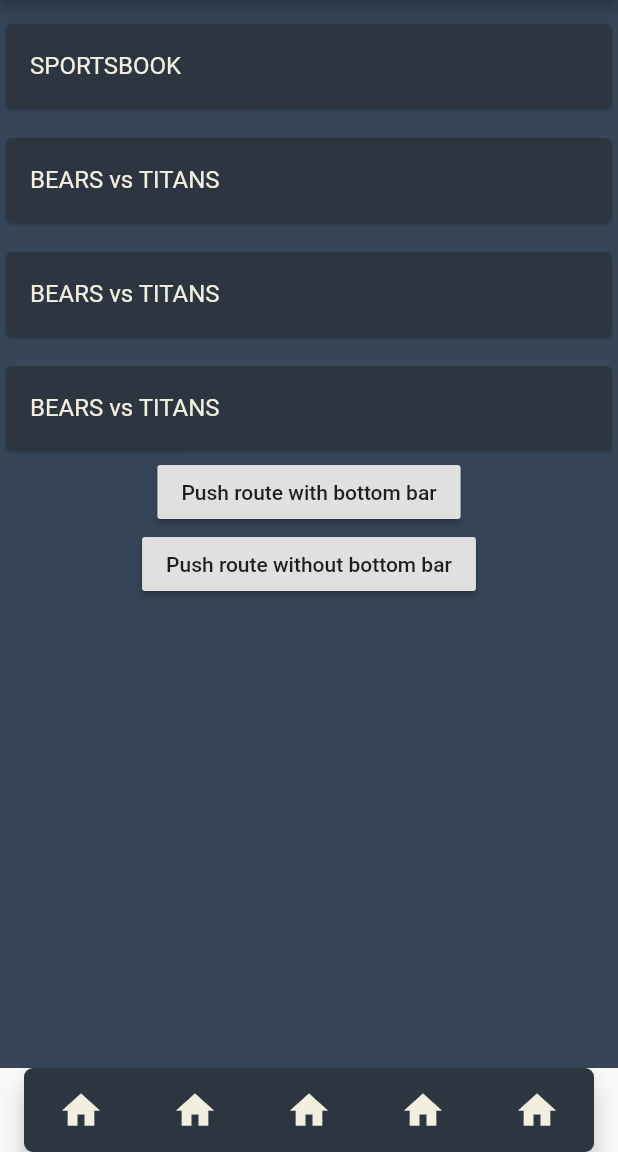
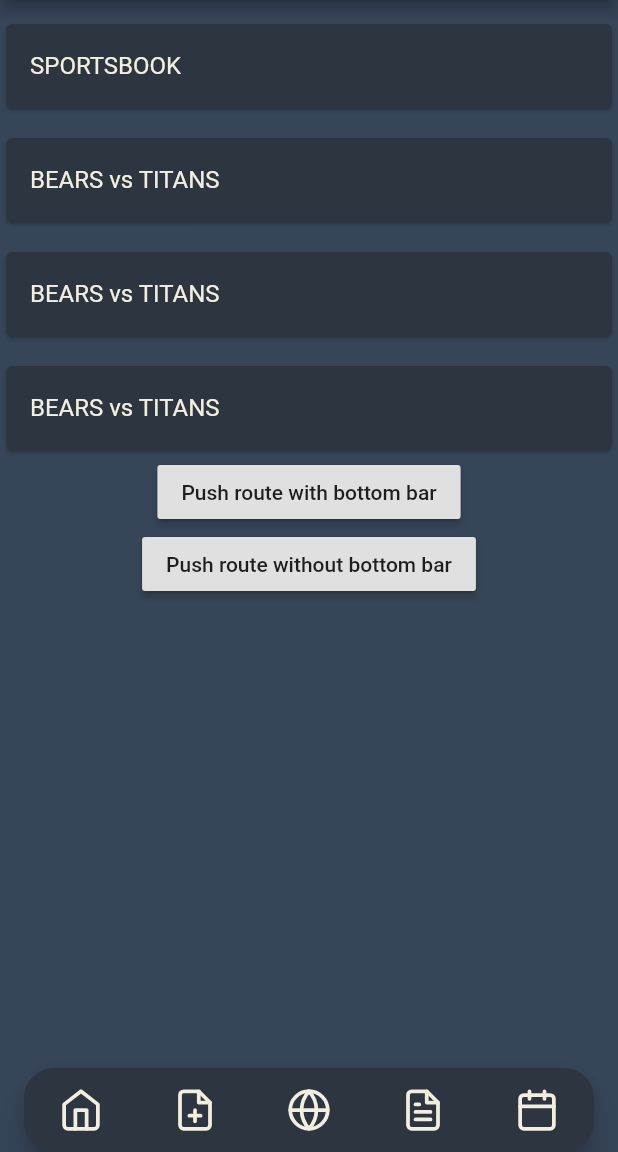
Before and after one commit to tedtop/vegas_lit_mvp_1, a Flutter app: the Root screen opened by its route, on a phone screen of 412 x 824 dp, the part 84-1236 px from its top. Run offline on Flutter 3.47's test engine with Material 2 defaults, Android fonts, the phone set to English and light mode, and no system bars; drawn by our look-alikes of custom_navigation_bar; our stand-ins replace auto_route, flutter_bloc, flutter_icons.

Commit message:
Custom nav bar with bloc

```diff
--- /dev/null
+++ b/lib/bloc/navigation_bloc.dart
@@ -0,0 +1,70 @@
+import 'package:auto_route/auto_route.dart';
+import 'package:flutter_icons/flutter_icons.dart';
+import 'package:vegas_lit/models/tab.dart';
+import 'package:vegas_lit/router/router.dart';
+import 'package:flutter_bloc/flutter_bloc.dart';
+
+class NavigationBloc extends Bloc<int, int> {
+  NavigationBloc() : super(NavigationTabs.first);
+
+  @override
+  Stream<int> mapEventToState(int event) async* {
+    yield event;
+  }
+
+  final tabs = const <NavigationTab>[
+    NavigationTab(
+      name: 'Sportsbook',
+      icon: Feather.home,
+      initialRoute: Routes.sportsbook,
+    ),
+    NavigationTab(
+      name: 'Bet Slip',
+      icon: Feather.file_plus,
+      initialRoute: Routes.betSlip,
+    ),
+    NavigationTab(
+      name: 'Leaderboard',
+      icon: Feather.globe,
+      initialRoute: Routes.leaderboard,
+    ),
+    NavigationTab(
+      name: 'Open Bets',
+      icon: Feather.file_text,
+      initialRoute: Routes.openBets,
+    ),
+    NavigationTab(
+      name: 'Bet History',
+      icon: Feather.calendar,
+      initialRoute: Routes.betHistory,
+    ),
+  ];
+
+  Future<bool> onWillPop() async {
+    final currentNavigatorState = ExtendedNavigator.named(tabs[state].name);
+
+    if (currentNavigatorState.canPop()) {
+      currentNavigatorState.pop();
+    } else {
+      if (state == NavigationTabs.first) {
+        return true;
+      } else {
+        add(NavigationTabs.first);
+      }
+    }
+
+    return false;
+  }
+}
+
+class NavigationTabs {
+  /// Default constructor is private because this class will be only used for
+  /// static fields and you should not instantiate it.
+  NavigationTabs._();
+
+  static const first = 1;
+  static const second = 2;
+  static const third = 3;
+  static const fourth = 4;
+  static const fifth = 5;
+}
--- a/lib/models/screen.dart
+++ /dev/null
@@ -1,32 +0,0 @@
-import 'package:flutter/material.dart';
-
-/// [Screen] holds all information required to build screen.
-class Screen {
-  /// String title used inside bottom navigation bar items
-  final String title;
-
-  /// Screen content
-  final Widget child;
-
-  /// Route generator for this screen's inner [Navigator]
-  final RouteFactory onGenerateRoute;
-
-  /// Initial route needs to be handled in [onGenerateRoute] implementation
-  final String initialRoute;
-
-  /// Navigator state for this screen
-  final GlobalKey<NavigatorState> navigatorState;
-
-  /// (Optional) Scroll controller for manipulating scroll views from
-  /// [NavigationProvider].
-  final ScrollController scrollController;
-
-  Screen({
-    @required this.title,
-    @required this.child,
-    @required this.onGenerateRoute,
-    @required this.initialRoute,
-    @required this.navigatorState,
-    this.scrollController,
-  });
-}
--- /dev/null
+++ b/lib/models/tab.dart
@@ -0,0 +1,14 @@
+import 'package:flutter/material.dart';
+
+@immutable
+class NavigationTab {
+  const NavigationTab({
+    this.name,
+    this.icon,
+    this.initialRoute,
+  });
+
+  final String name;
+  final IconData icon;
+  final String initialRoute;
+}
--- a/lib/providers/navigation_provider.dart
+++ /dev/null
@@ -1,132 +0,0 @@
-import 'package:flutter/material.dart';
-import 'package:provider/provider.dart';
-import 'package:vegas_lit/screens/bet_history/bet_history.dart';
-import 'package:vegas_lit/screens/bet_slip/bet_slip.dart';
-import 'package:vegas_lit/screens/leaderboard/leaderboard.dart';
-import 'package:vegas_lit/screens/open_bets/open_bets.dart';
-import 'package:vegas_lit/screens/root.dart';
-import 'package:vegas_lit/screens/sportsbook/sportsbook.dart';
-import 'package:vegas_lit/models/screen.dart';
-
-class NavigationProvider extends ChangeNotifier {
-  int _currentScreenIndex = FIFTH_SCREEN;
-  int get currentTabIndex => _currentScreenIndex;
-  List<Screen> get screens => _screens.values.toList();
-  Screen get currentScreen => _screens[_currentScreenIndex];
-
-  static const FIRST_SCREEN = 0;
-  static const SECOND_SCREEN = 1;
-  static const THIRD_SCREEN = 2;
-  static const FOURTH_SCREEN = 3;
-  static const FIFTH_SCREEN = 4;
-
-  final Map<int, Screen> _screens = {
-    FIRST_SCREEN: Screen(
-      title: 'Sportsbook',
-      child: Sportsbook(),
-      initialRoute: Sportsbook.route,
-      navigatorState: GlobalKey<NavigatorState>(),
-      onGenerateRoute: (settings) {
-        switch (settings.name) {
-          case BetSlip.route:
-            return MaterialPageRoute(builder: (_) => BetSlip());
-          default:
-            return MaterialPageRoute(builder: (_) => Sportsbook());
-        }
-      },
-      scrollController: ScrollController(),
-    ),
-    SECOND_SCREEN: Screen(
-      title: 'Bet Slip',
-      child: BetSlip(),
-      initialRoute: BetSlip.route,
-      navigatorState: GlobalKey<NavigatorState>(),
-      onGenerateRoute: (settings) {
-        switch (settings.name) {
-          default:
-            return MaterialPageRoute(builder: (_) => BetSlip());
-        }
-      },
-      scrollController: ScrollController(),
-    ),
-    THIRD_SCREEN: Screen(
-      title: 'Leaderboard',
-      child: Leaderboard(),
-      initialRoute: Leaderboard.route,
-      navigatorState: GlobalKey<NavigatorState>(),
-      onGenerateRoute: (settings) {
-        switch (settings.name) {
-          default:
-            return MaterialPageRoute(builder: (_) => Leaderboard());
-        }
-      },
-      scrollController: ScrollController(),
-    ),
-    FOURTH_SCREEN: Screen(
-      title: 'Open Bets',
-      child: OpenBets(),
-      initialRoute: OpenBets.route,
-      navigatorState: GlobalKey<NavigatorState>(),
-      onGenerateRoute: (settings) {
-        switch (settings.name) {
-          default:
-            return MaterialPageRoute(builder: (_) => OpenBets());
-        }
-      },
-      scrollController: ScrollController(),
-    ),
-    FIFTH_SCREEN: Screen(
-      title: 'Bet History',
-      child: BetHistory(),
-      initialRoute: BetHistory.route,
-      navigatorState: GlobalKey<NavigatorState>(),
-      onGenerateRoute: (settings) {
-        switch (settings.name) {
-          default:
-            return MaterialPageRoute(builder: (_) => BetHistory());
-        }
-      },
-      scrollController: ScrollController(),
-    ),
-  };
-
-  void setTab(int tab) {
-    if (tab == currentTabIndex) {
-      // TODO: Scroll to start.
-    } else {
-      _currentScreenIndex = tab;
-      notifyListeners();
-    }
-  }
-
-  // Handle Android back buttom
-  static NavigationProvider of(BuildContext context) =>
-      Provider.of<NavigationProvider>(context, listen: false);
-
-  Future<bool> onWillPop() async {
-    final currentNavigatorState = currentScreen.navigatorState.currentState;
-
-    if (currentNavigatorState.canPop()) {
-      currentNavigatorState.pop();
-      return false;
-    } else {
-      if (currentTabIndex != FIRST_SCREEN) {
-        setTab(FIRST_SCREEN);
-        notifyListeners();
-        return false;
-      } else {
-        return true;
-      }
-    }
-  }
-
-  Route<dynamic> onGenerateRoute(RouteSettings settings) {
-    print('Generating route: ${settings.name}');
-    switch (settings.name) {
-      case BetSlip.route:
-        return MaterialPageRoute(builder: (_) => BetSlip());
-      default:
-        return MaterialPageRoute(builder: (_) => Root());
-    }
-  }
-}
--- a/lib/screens/bet_history/bet_history.dart
+++ b/lib/screens/bet_history/bet_history.dart
@@ -1,6 +1,5 @@
 import 'package:flutter/material.dart';
 import 'package:vegas_lit/shared/app_bar.dart';
-import 'package:vegas_lit/shared/bottom_navigation_bar.dart';
 import 'package:vegas_lit/style.dart';
 
 class BetHistory extends StatelessWidget {
--- a/lib/screens/open_bets/open_bets.dart
+++ b/lib/screens/open_bets/open_bets.dart
@@ -1,6 +1,5 @@
 import 'package:flutter/material.dart';
 import 'package:vegas_lit/shared/app_bar.dart';
-import 'package:vegas_lit/shared/bottom_navigation_bar.dart';
 import 'package:vegas_lit/style.dart';
 
 class OpenBets extends StatelessWidget {
--- a/lib/screens/root.dart
+++ b/lib/screens/root.dart
@@ -1,53 +1,56 @@
+import 'package:auto_route/auto_route.dart';
 import 'package:custom_navigation_bar/custom_navigation_bar.dart';
+import 'package:vegas_lit/bloc/navigation_bloc.dart';
+import 'package:vegas_lit/router/router.dart';
 import 'package:flutter/material.dart';
-import 'package:provider/provider.dart';
-import 'package:vegas_lit/providers/navigation_provider.dart';
+import 'package:flutter_bloc/flutter_bloc.dart';
 import 'package:vegas_lit/style.dart';
 
 class Root extends StatelessWidget {
-  static const route = '/';
-
   @override
   Widget build(BuildContext context) {
-    return Consumer<NavigationProvider>(
-      builder: (context, provider, child) {
-        final bottomNavigationBarItems = provider.screens
-            .map((screen) => CustomNavigationBarItem(icon: Icons.home));
+    final bloc = context.bloc<NavigationBloc>();
 
-        final bottomNavigationBarItemsList = List<CustomNavigationBarItem>();
-        bottomNavigationBarItems
-            .forEach((element) => bottomNavigationBarItemsList.add(element));
-
-        final screens = provider.screens
-            .map(
-              (screen) => Offstage(
-                offstage: screen != provider.currentScreen,
-                child: Navigator(
-                  key: screen.navigatorState,
-                  onGenerateRoute: screen.onGenerateRoute,
-                ),
-              ),
-            )
-            .toList();
-
+    return BlocBuilder<NavigationBloc, int>(
+      cubit: bloc,
+      builder: (context, state) {
         return WillPopScope(
-          onWillPop: provider.onWillPop,
+          onWillPop: bloc.onWillPop,
           child: Scaffold(
             body: IndexedStack(
-              children: screens,
-              index: provider.currentTabIndex,
+              index: state,
+              children: List.generate(bloc.tabs.length, (index) {
+                final tab = bloc.tabs[index];
+
+                return TickerMode(
+                  enabled: index == state,
+                  child: Offstage(
+                    offstage: index != state,
+                    child: ExtendedNavigator(
+                      initialRoute: tab.initialRoute,
+                      name: tab.name,
+                      router: AppRouter(),
+                    ),
+                  ),
+                );
+              }),
             ),
             bottomNavigationBar: CustomNavigationBar(
+              isFloating: true,
               iconSize: 30.0,
               selectedColor: MyColors.white,
               strokeColor: MyColors.white,
               unSelectedColor: MyColors.white,
               backgroundColor: MyColors.darkGrey,
-              borderRadius: Radius.circular(6.0),
-              isFloating: true,
-              items: bottomNavigationBarItemsList,
-              currentIndex: provider.currentTabIndex,
-              onTap: provider.setTab,
+              borderRadius: Radius.circular(20.0),
+              onTap: bloc.add,
+              currentIndex: state,
+              items: bloc.tabs.map((tab) {
+                return CustomNavigationBarItem(
+                  icon: tab.icon,
+                  // label: tab.name,
+                );
+              }).toList(),
             ),
           ),
         );
--- a/lib/screens/sportsbook/sportsbook.dart
+++ b/lib/screens/sportsbook/sportsbook.dart
@@ -1,7 +1,6 @@
 import 'package:flutter/material.dart';
 import 'package:vegas_lit/screens/bet_slip/bet_slip.dart';
 import 'package:vegas_lit/shared/app_bar.dart';
-import 'package:vegas_lit/shared/bottom_navigation_bar.dart';
 import 'package:vegas_lit/style.dart';
 
 class Sportsbook extends StatelessWidget {
@@ -13,7 +12,6 @@ class Sportsbook extends StatelessWidget {
       // extendBody for floating bar get better perfomance
       extendBody: true,
       appBar: header(),
-      backgroundColor: MyColors.lightGrey,
       body: Column(
         children: [
           SizedBox(
```
Also changed, not shown: lib/main.dart (+18 -12 lines), lib/router/router.dart (added, +28 -0 lines), pubspec.yaml (+5 -2 lines), lib/router/router.gr.dart (added), pubspec.lock.
